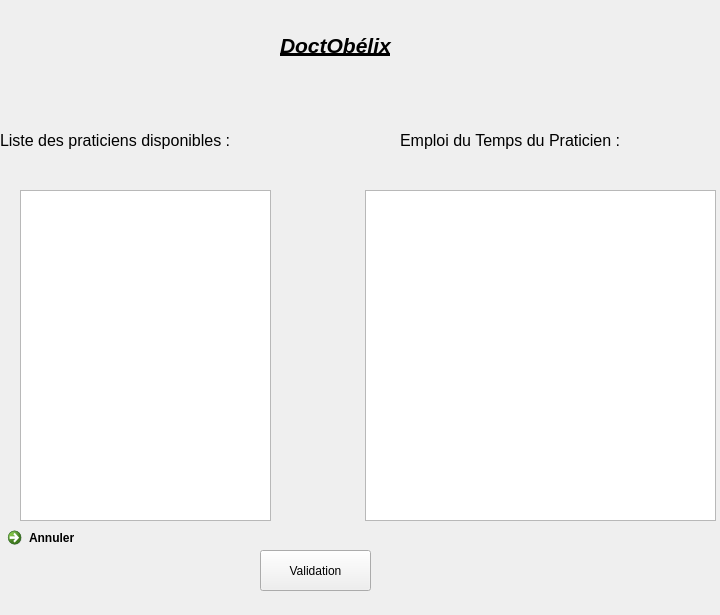
Nathanwolfy/projetprogrammation2021, file modules/IHM/IHM_en_Qt/4EdTPatient.ui: the form before one commit.
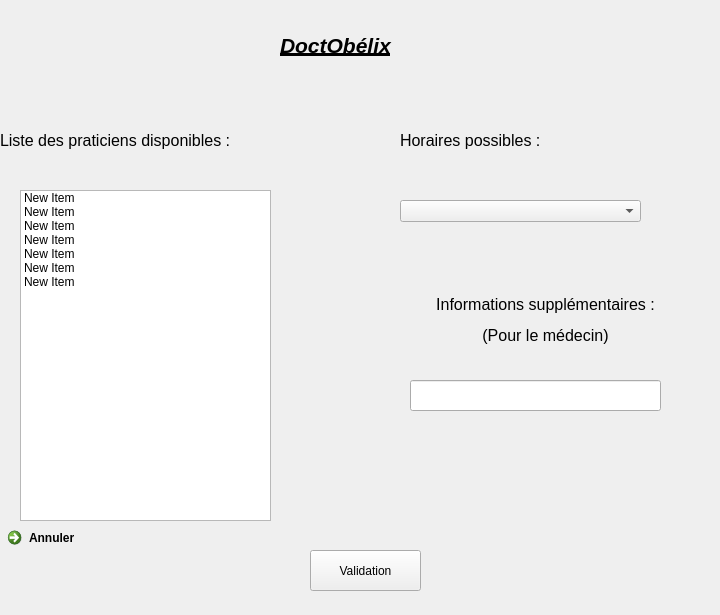
The form after the commit.

Commit message: fin edt patient

What changed in the file:
```diff
--- a/modules/IHM/IHM_en_Qt/4EdTPatient.ui
+++ b/modules/IHM/IHM_en_Qt/4EdTPatient.ui
@@ -52,7 +52,7 @@
     <string>&lt;html&gt;&lt;head/&gt;&lt;body&gt;&lt;p&gt;&lt;span style=&quot; font-size:12pt;&quot;&gt;Liste des praticiens disponibles :&lt;/span&gt;&lt;/p&gt;&lt;/body&gt;&lt;/html&gt;</string>
    </property>
   </widget>
-  <widget class="QListView" name="ListePraticens_listView">
+  <widget class="QListWidget" name="ListePraticens_listWidget">
    <property name="geometry">
     <rect>
      <x>20</x>
@@ -61,18 +61,43 @@
      <height>331</height>
     </rect>
    </property>
+   <item>
+    <property name="text">
+     <string>New Item</string>
+    </property>
+   </item>
+   <item>
+    <property name="text">
+     <string>New Item</string>
+    </property>
+   </item>
+   <item>
+    <property name="text">
+     <string>New Item</string>
+    </property>
+   </item>
+   <item>
+    <property name="text">
+     <string>New Item</string>
+    </property>
+   </item>
+   <item>
+    <property name="text">
+     <string>New Item</string>
+    </property>
+   </item>
+   <item>
+    <property name="text">
+     <string>New Item</string>
+    </property>
+   </item>
+   <item>
+    <property name="text">
+     <string>New Item</string>
+    </property>
+   </item>
   </widget>
-  <widget class="QTableView" name="tableView">
-   <property name="geometry">
-    <rect>
-     <x>365</x>
-     <y>190</y>
-     <width>351</width>
-     <height>331</height>
-    </rect>
-   </property>
-  </widget>
-  <widget class="QLabel" name="EdTPraticien_Label">
+  <widget class="QLabel" name="Horaire_Label">
    <property name="geometry">
     <rect>
      <x>400</x>
@@ -82,13 +107,13 @@
     </rect>
    </property>
    <property name="text">
-    <string>&lt;html&gt;&lt;head/&gt;&lt;body&gt;&lt;p&gt;&lt;span style=&quot; font-size:12pt;&quot;&gt;Emploi du Temps du Praticien :&lt;/span&gt;&lt;/p&gt;&lt;/body&gt;&lt;/html&gt;</string>
+    <string>&lt;html&gt;&lt;head/&gt;&lt;body&gt;&lt;p&gt;&lt;span style=&quot; font-size:12pt;&quot;&gt;Horaires possibles :&lt;/span&gt;&lt;/p&gt;&lt;/body&gt;&lt;/html&gt;</string>
    </property>
   </widget>
   <widget class="QPushButton" name="ValidationpushButton">
    <property name="geometry">
     <rect>
-     <x>260</x>
+     <x>310</x>
      <y>550</y>
      <width>111</width>
      <height>41</height>
@@ -98,6 +123,39 @@
     <string>Validation</string>
    </property>
   </widget>
+  <widget class="QComboBox" name="comboBox">
+   <property name="geometry">
+    <rect>
+     <x>400</x>
+     <y>200</y>
+     <width>241</width>
+     <height>22</height>
+    </rect>
+   </property>
+  </widget>
+  <widget class="QLabel" name="Info_Label">
+   <property name="geometry">
+    <rect>
+     <x>400</x>
+     <y>280</y>
+     <width>291</width>
+     <height>81</height>
+    </rect>
+   </property>
+   <property name="text">
+    <string>&lt;html&gt;&lt;head/&gt;&lt;body&gt;&lt;p align=&quot;center&quot;&gt;&lt;span style=&quot; font-size:12pt;&quot;&gt;Informations supplémentaires :&lt;/span&gt;&lt;/p&gt;&lt;p align=&quot;center&quot;&gt;&lt;span style=&quot; font-size:12pt;&quot;&gt;(Pour le médecin)&lt;/span&gt;&lt;/p&gt;&lt;/body&gt;&lt;/html&gt;</string>
+   </property>
+  </widget>
+  <widget class="QLineEdit" name="InfolineEdit">
+   <property name="geometry">
+    <rect>
+     <x>410</x>
+     <y>380</y>
+     <width>251</width>
+     <height>31</height>
+    </rect>
+   </property>
+  </widget>
  </widget>
  <resources/>
  <connections>
```
Left out of the diff: 35 changed lines with no effect on the pictures. The commit also changes 5 other files.
